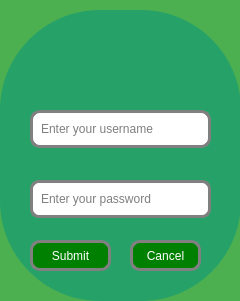
Old version of the form admin.ui in the repository Rabsoninnora/RoseGardenPlantCareSystem.
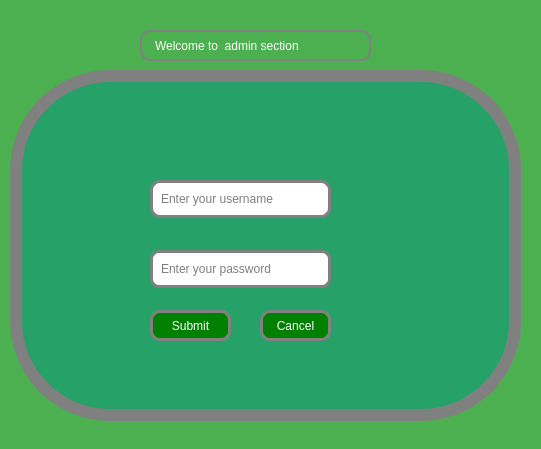
New version of the form. Icons and pictures are not drawn.

```diff
--- a/admin.ui
+++ b/admin.ui
@@ -6,8 +6,8 @@
    <rect>
     <x>0</x>
     <y>0</y>
-    <width>240</width>
-    <height>301</height>
+    <width>541</width>
+    <height>449</height>
    </rect>
   </property>
   <property name="windowTitle">
@@ -22,21 +22,21 @@
   <widget class="QGroupBox" name="loginBox">
    <property name="geometry">
     <rect>
-     <x>0</x>
-     <y>10</y>
-     <width>241</width>
-     <height>291</height>
+     <x>10</x>
+     <y>70</y>
+     <width>511</width>
+     <height>351</height>
     </rect>
    </property>
    <property name="styleSheet">
-    <string notr="true">
+    <string notr="true"> 
  
 QGroupBox {
 
 background-color: rgb(38, 162, 105);
 font: 700 12pt;
 color: rgb(255, 255, 255);
-
+border:12px solid gray;
 border-radius: 100px;
 background-image: url(:/images/beauty.png);
  
@@ -58,8 +58,8 @@
    <widget class="QPushButton" name="btn_Cancel_admin_login">
     <property name="geometry">
      <rect>
-      <x>130</x>
-      <y>230</y>
+      <x>250</x>
+      <y>240</y>
       <width>71</width>
       <height>31</height>
      </rect>
@@ -82,8 +82,8 @@
    <widget class="QPushButton" name="pushButton_login">
     <property name="geometry">
      <rect>
-      <x>30</x>
-      <y>230</y>
+      <x>140</x>
+      <y>240</y>
       <width>81</width>
       <height>31</height>
      </rect>
@@ -108,8 +108,8 @@
    <widget class="QLineEdit" name="lineEdit_password">
     <property name="geometry">
      <rect>
-      <x>30</x>
-      <y>170</y>
+      <x>140</x>
+      <y>180</y>
       <width>181</width>
       <height>38</height>
      </rect>
@@ -135,8 +135,8 @@
    <widget class="QLineEdit" name="lineEdit_username">
     <property name="geometry">
      <rect>
-      <x>30</x>
-      <y>100</y>
+      <x>140</x>
+      <y>110</y>
       <width>181</width>
       <height>38</height>
      </rect>
@@ -159,6 +159,30 @@
     </property>
    </widget>
   </widget>
+  <widget class="QLabel" name="label">
+   <property name="geometry">
+    <rect>
+     <x>140</x>
+     <y>30</y>
+     <width>231</width>
+     <height>31</height>
+    </rect>
+   </property>
+   <property name="styleSheet">
+    <string notr="true">
+ QLabel {
+  color: rgb(255, 255, 255);
+  font: 500 12pt &quot;Ubuntu&quot;;
+  border:2px solid gray;
+  border-radius: 10px;
+  padding: 0 10px;
+  
+}</string>
+   </property>
+   <property name="text">
+    <string>Welcome to  admin section</string>
+   </property>
+  </widget>
  </widget>
  <resources/>
  <connections/>
```
Left out of the diff: 2 changed lines with no effect on the pictures.
